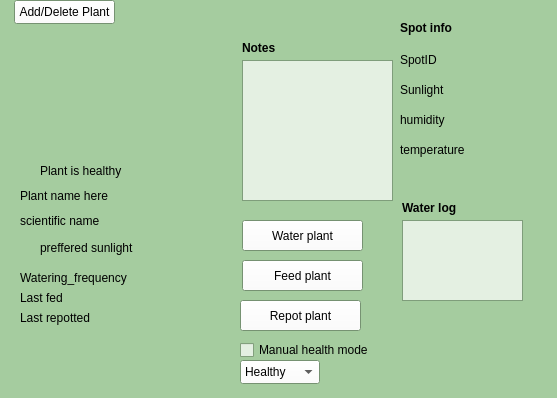
Qt form project/ui/plant_view.ui (denzelxav/Plantfolio) before a commit.
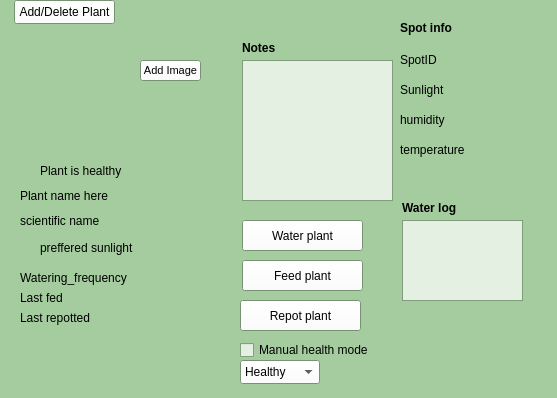
The same form after that commit. Icons and pictures are not drawn.

What changed in the file:
```diff
--- a/project/ui/plant_view.ui
+++ b/project/ui/plant_view.ui
@@ -637,6 +637,24 @@
      <string>Add/Delete Plant</string>
     </property>
    </widget>
+   <widget class="QPushButton" name="add_delete_image">
+    <property name="geometry">
+     <rect>
+      <x>140</x>
+      <y>60</y>
+      <width>61</width>
+      <height>21</height>
+     </rect>
+    </property>
+    <property name="font">
+     <font>
+      <pointsize>8</pointsize>
+     </font>
+    </property>
+    <property name="text">
+     <string>Add Image</string>
+    </property>
+   </widget>
   </widget>
  </widget>
  <resources/>
```
